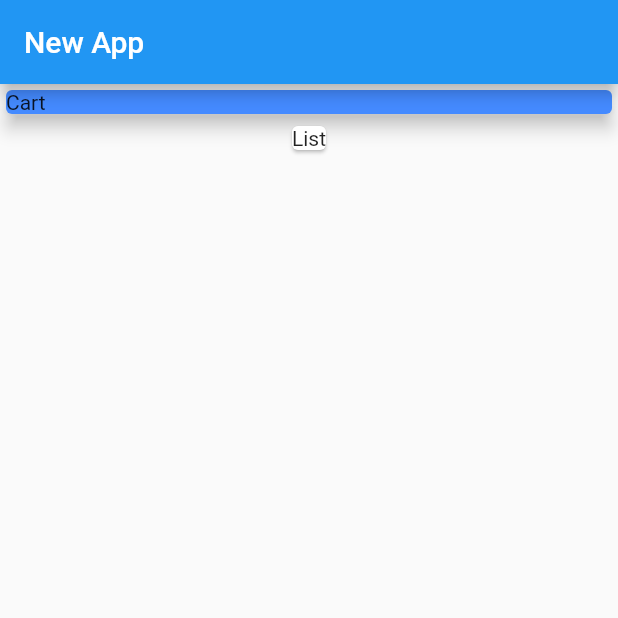
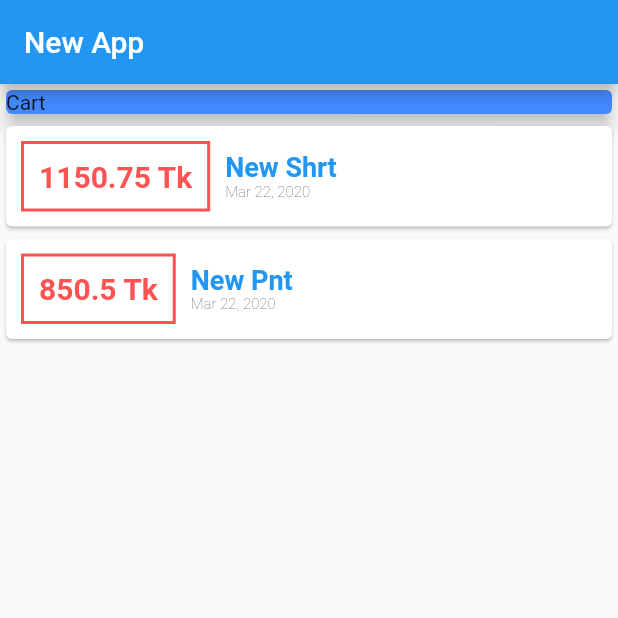
Before and after one commit to ShariyarAbeer/PersonalExpenses, a Flutter app: the screen it shows after launch, on a phone screen of 412 x 824 dp, the top half of it. Run offline on Flutter 3.47's test engine with Material 2 defaults, Android fonts, the phone set to English and light mode, and no system bars.

Commit message:
new Card Update for item

```diff
--- a/lib/main.dart
+++ b/lib/main.dart
@@ -1,4 +1,6 @@
 import 'package:flutter/material.dart';
+import 'package:personalexpenses/transaction.dart';
+import 'package:intl/intl.dart';
 
 void main() => runApp(MyApp());
 
@@ -14,6 +16,21 @@ class MyApp extends StatelessWidget {
 }
 
 class MyHomePage extends StatelessWidget {
+  final List<Transaction> transactions = [
+    Transaction(
+      id: "t1",
+      item: "New Shrt",
+      cost: 1150.75,
+      date: DateTime.now(),
+    ),
+    Transaction(
+      id: "t1",
+      item: "New Pnt",
+      cost: 850.5,
+      date: DateTime.now(),
+    ),
+  ];
+
   @override
   Widget build(BuildContext context) {
     return Scaffold(
@@ -30,9 +47,57 @@ class MyHomePage extends StatelessWidget {
               elevation: 5,
             ),
           ),
-          Card(
-            child: Text("List"),
-          ),
+          Column(
+            children: transactions.map((tx) {
+              return Card(
+                child: Row(
+                  children: <Widget>[
+                    Container(
+                      margin: EdgeInsets.symmetric(
+                        vertical: 10,
+                        horizontal: 10,
+                      ),
+                      decoration: BoxDecoration(
+                        border: Border.all(
+                          color: Colors.redAccent,
+                          width: 2,
+                        ),
+                      ),
+                      padding: EdgeInsets.all(10),
+                      child: Text(
+                        tx.cost.toString() + " Tk",
+                        style: TextStyle(
+                          fontWeight: FontWeight.bold,
+                          fontSize: 20,
+                          color: Colors.redAccent,
+                        ),
+                      ),
+                    ),
+                    Column(
+                      crossAxisAlignment: CrossAxisAlignment.start,
+                      children: <Widget>[
+                        Text(
+                          tx.item,
+                          style: TextStyle(
+                            fontWeight: FontWeight.bold,
+                            fontSize: 18,
+                            color: Colors.blue,
+                          ),
+                        ),
+                        Text(
+                          DateFormat.yMMMd().format(tx.date),
+                          style: TextStyle(
+                            fontWeight: FontWeight.w200,
+                            fontSize: 10,
+                          ),
+                        ),
+                      ],
+                    )
+                  ],
+                ),
+              );
+            }).toList(),
+          )
         ],
       ),
     );
--- /dev/null
+++ b/lib/transaction.dart
@@ -0,0 +1,13 @@
+class Transaction {
+  String id;
+  String item;
+  double cost;
+  DateTime date;
+
+
+Transaction({this.id,this.item,this.cost,this.date});
+
+
+
+
+}
```
Also changed, not shown: pubspec.yaml (+1 -6 lines), pubspec.lock.
